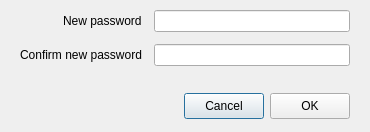
Before: the Qt Designer form src/MEGASync/gui/ui/ChangePassword.ui in meganz/MEGAsync, drawn with Qt 5.
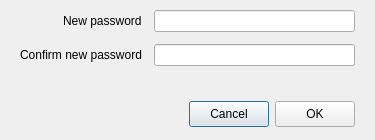
After: the same form once the commit is applied. Custom widgets are drawn as their Qt base class.

Commit message:
SNC-5045: Increase height and set fixed size for password change dialog.
necesaria esta fusión,
tópico.

The edit to the form file:
```diff
--- a/src/MEGASync/gui/ui/ChangePassword.ui
+++ b/src/MEGASync/gui/ui/ChangePassword.ui
@@ -6,20 +6,20 @@
    <rect>
     <x>0</x>
     <y>0</y>
-    <width>370</width>
-    <height>132</height>
+    <width>375</width>
+    <height>140</height>
    </rect>
   </property>
   <property name="minimumSize">
    <size>
-    <width>0</width>
-    <height>0</height>
+    <width>375</width>
+    <height>140</height>
    </size>
   </property>
   <property name="maximumSize">
    <size>
-    <width>370</width>
-    <height>16777215</height>
+    <width>375</width>
+    <height>140</height>
    </size>
   </property>
   <property name="windowTitle">
```
